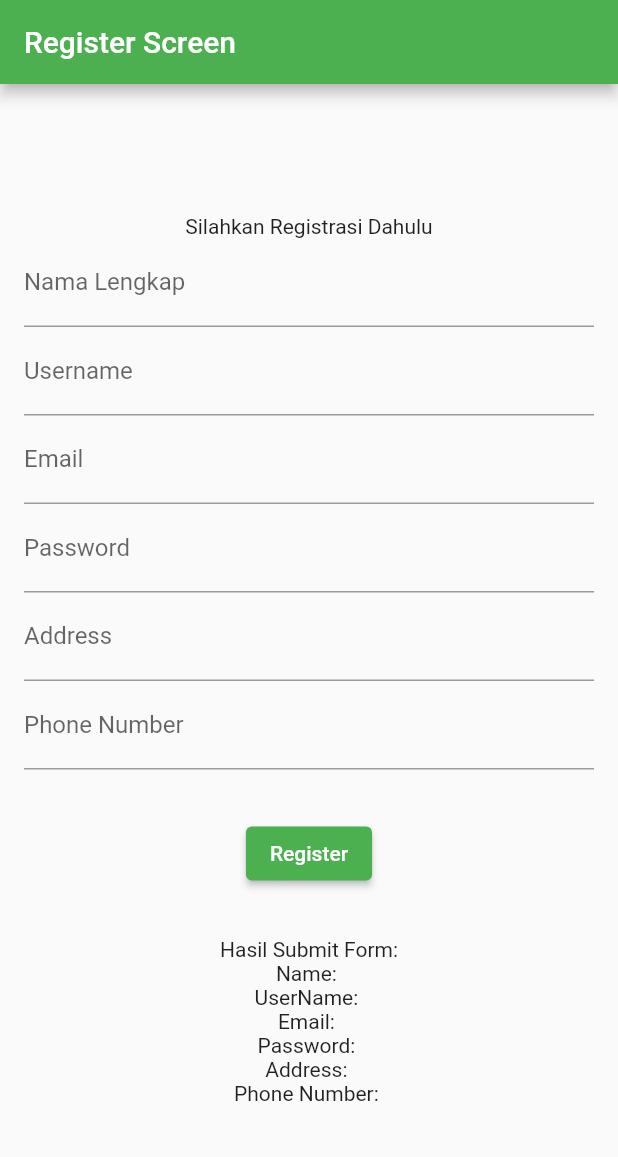
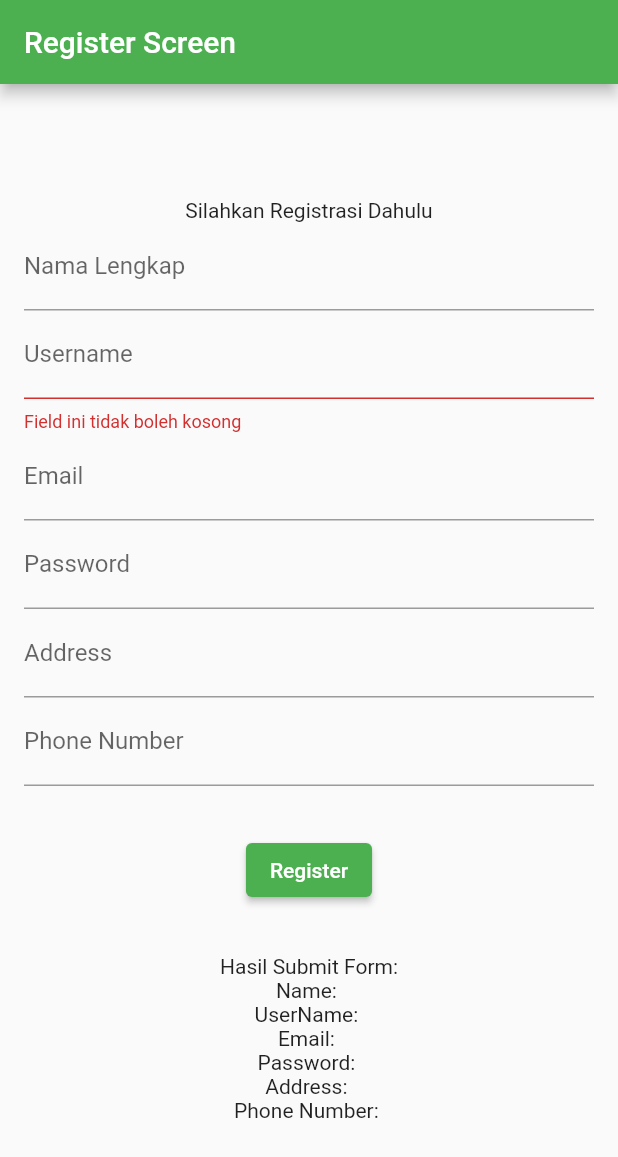
Before and after one commit to imaldi/learn_flutter_from_basic, a Flutter app: the screen it shows after launch, after a tap on "Register", on a phone screen of 412 x 824 dp. Shown: the top 1157 px of the screen. Run offline on Flutter 3.47's test engine with Material 2 defaults, Android fonts, the phone set to English and light mode, and no system bars.

Commit message:
done refactoring register form

```diff
--- a/lib/register_screen.dart
+++ b/lib/register_screen.dart
@@ -20,12 +20,18 @@ class _RegisterScreenState extends State<RegisterScreen> {
   var password = "";
   var address = "";
   var phoneNumber = "";
+  var formKey = GlobalKey<FormState>();
 
   @override
   Widget build(BuildContext context) {
     return Scaffold(
-      appBar: AppBar(title: Text("Register Screen"),),
-      body: Center(child: SingleChildScrollView(
+      appBar: AppBar(
+        title: Text("Register Screen"),
+      ),
+      body: Center(
+        child: SingleChildScrollView(
+          child: Form(
+            key: formKey,
             child: Container(
               padding: const EdgeInsets.all(16),
               child: Column(
@@ -33,51 +39,83 @@ class _RegisterScreenState extends State<RegisterScreen> {
                   Text("Silahkan Registrasi Dahulu"),
                   TextFormField(
                     controller: nameController,
+                    validator: (value) {
+                      if ((value?.length ?? 0) > 20) {
+                        return "Nama Tidak Boleh Lebih Dari 5 Karakter";
+                      }
+                      return null;
+                    },
+                    onSaved: (val) {
+                      nama = nameController.text;
+                      nameController.text = "";
+                    },
                     // decoration: InputDecoration(hintText: "Nama Lengkap"),
                     decoration: InputDecoration(label: Text("Nama Lengkap")),
                   ),
                   TextFormField(
                     controller: usernameController,
+                    validator: (val) {
+                      if ((val?.isEmpty ?? false)) {
+                        return "Field ini tidak boleh kosong";
+                      }
+                      return null;
+                    },
+                    onSaved: (val) {
+                      username = usernameController.text;
+                      usernameController.text = "";
+                    },
                     decoration: InputDecoration(label: Text("Username")),
                   ),
                   TextFormField(
                     controller: emailController,
                     keyboardType: TextInputType.emailAddress,
+                    onSaved: (val) {
+                      email = emailController.text;
+                      emailController.text = "";
+                    },
                     decoration: InputDecoration(label: Text("Email")),
                   ),
                   TextFormField(
                     controller: passwordController,
                     obscureText: true,
+                    onSaved: (val) {
+                      password = passwordController.text;
+                      passwordController.text = "";
+                    },
                     decoration: InputDecoration(label: Text("Password")),
                   ),
                   TextFormField(
                     controller: addressController,
                     decoration: InputDecoration(label: Text("Address")),
+                    onSaved: (val) {
+                      address = addressController.text;
+                      addressController.text = "";
+                    },
                   ),
                   TextFormField(
                     controller: phoneNumberController,
                     keyboardType: TextInputType.phone,
-                decoration: InputDecoration(
-                    label: Text("Phone Number")),
+                    onSaved: (val) {
+                      phoneNumber = phoneNumberController.text;
+                      phoneNumberController.text = "";
+                    },
+                    decoration: InputDecoration(label: Text("Phone Number")),
                   ),
-              SizedBox(height: 32,),
-              ElevatedButton(onPressed: (){
+                  SizedBox(
+                    height: 32,
+                  ),
+                  ElevatedButton(
+                      onPressed: () {
+                        if ((formKey.currentState?.validate() ?? false)) {
                           setState(() {
-                  nama = nameController.text;
-                  username = usernameController.text;
-                  email = emailController.text;
-                  password = passwordController.text;
-                  address = addressController.text;
-                  phoneNumber = phoneNumberController.text;
-                  nameController.text = "";
-                  usernameController.text = "";
-                  emailController.text = "";
-                  passwordController.text = "";
-                  addressController.text = "";
-                  phoneNumberController.text = "";
+                            formKey.currentState?.save();
                           });
-              }, child: Text("Register")),
-              SizedBox(height: 32,),
+                        }
+                      },
+                      child: Text("Register")),
+                  SizedBox(
+                    height: 32,
+                  ),
                   Text("Hasil Submit Form:"),
                   Text("Name: ${nama}"),
                   Text("UserName: ${username}"),
@@ -88,7 +126,9 @@ class _RegisterScreenState extends State<RegisterScreen> {
                 ],
               ),
             ),
-      ),),
+          ),
+        ),
+      ),
     );
   }
 }
```
Lines whose indentation alone changed are shown as unchanged.
